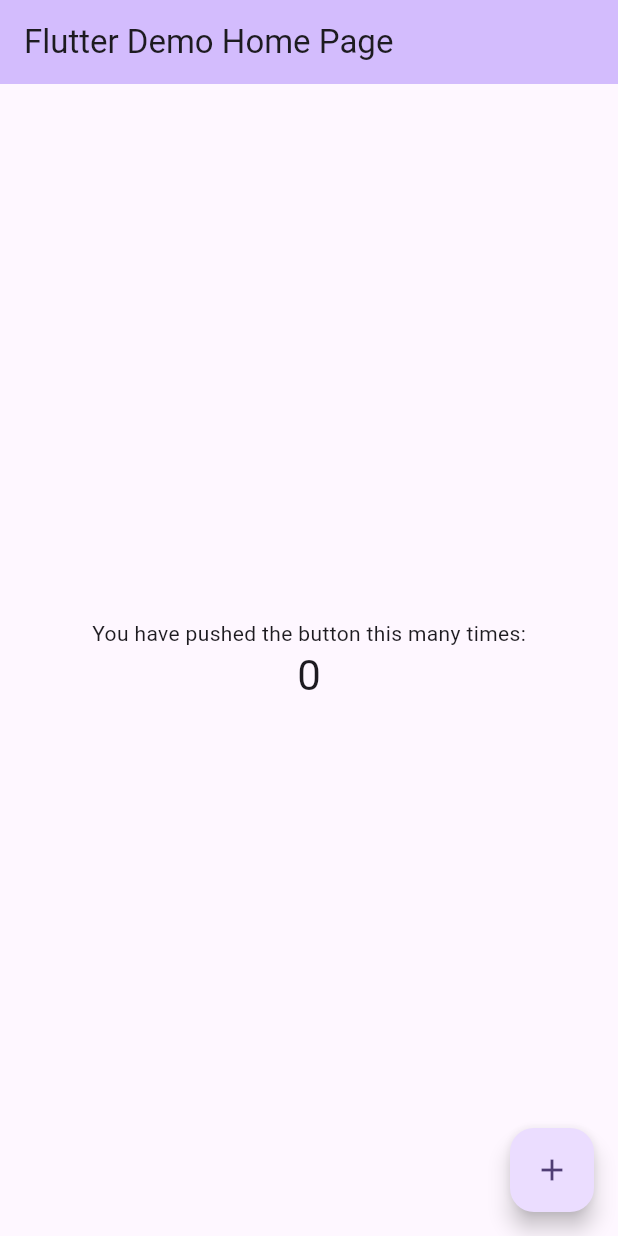
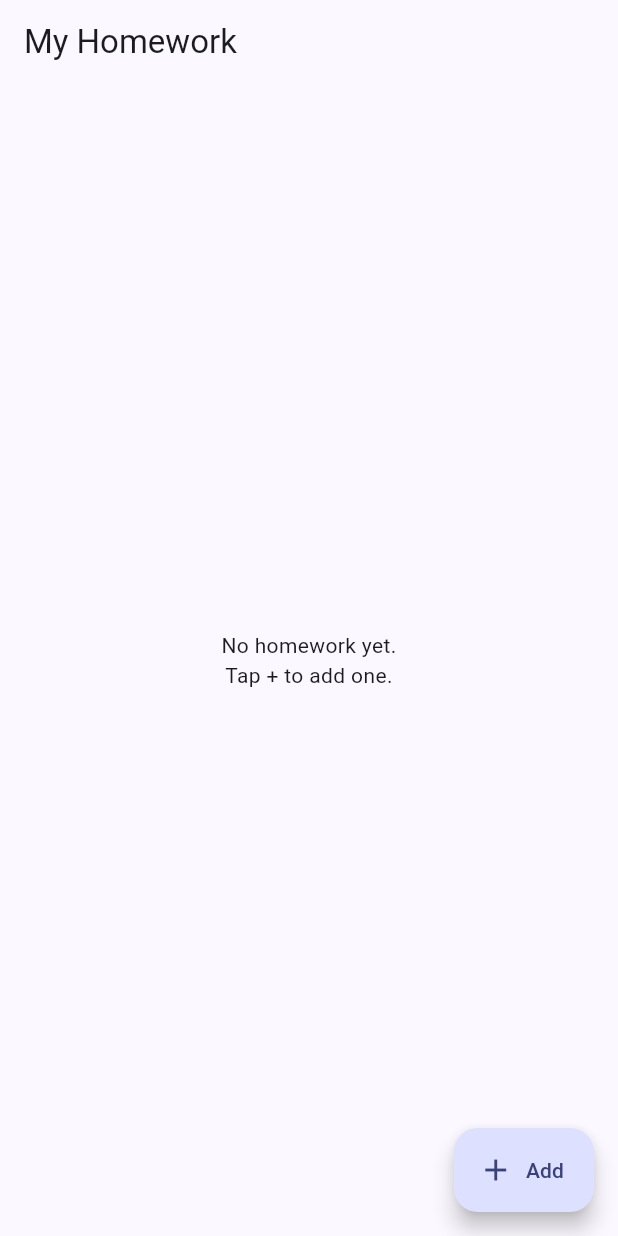
Before and after one commit to miqo12332/Midterm, a Flutter app: the screen it shows after launch, on a phone screen of 412 x 824 dp. Run offline on Flutter 3.47's test engine with Material 3 defaults, Android fonts, the phone set to English and light mode, and no system bars; our stand-ins replace flutter_bloc, go_router, shared_preferences.

```diff
--- a/lib/main.dart
+++ b/lib/main.dart
@@ -1,122 +1,159 @@
 import 'package:flutter/material.dart';
+import 'package:flutter_bloc/flutter_bloc.dart';
+import 'package:go_router/go_router.dart';
+import 'package:shared_preferences/shared_preferences.dart';
+import 'dart:convert';
+import 'dart:math';
+import 'add_homework.dart';
 
 void main() {
-  runApp(const MyApp());
+  final router = GoRouter(
+    routes: [
+      GoRoute(path: '/', builder: (context, state) => const HomeworkListPage()),
+      GoRoute(path: '/add', builder: (context, state) => const AddHomeworkPage()),
+    ],
+  );
+  runApp(
+    BlocProvider(
+      create: (_) => HomeworkBloc()..add(LoadHomeworks()),
+      child: MaterialApp.router(
+        debugShowCheckedModeBanner: false,
+        title: "Homework App",
+        theme: ThemeData(useMaterial3: true, colorSchemeSeed: Colors.indigo),
+        routerConfig: router,
+      ),
+    ),
+  );
 }
 
-class MyApp extends StatelessWidget {
-  const MyApp({super.key});
+class Homework {
+  final String id;
+  final String subject;
+  final String title;
+  final DateTime dueDate;
+  final bool isDone;
 
-  // This widget is the root of your application.
+  Homework({
+    required this.id,
+    required this.subject,
+    required this.title,
+    required this.dueDate,
+    this.isDone = false,
+  });
+
+  Homework copyWith({bool? isDone}) => Homework(
+    id: id,
+    subject: subject,
+    title: title,
+    dueDate: dueDate,
+    isDone: isDone ?? this.isDone,
+  );
+
+  Map<String, dynamic> toMap() => {
+    'id': id,
+    'subject': subject,
+    'title': title,
+    'dueDate': dueDate.toIso8601String(),
+    'isDone': isDone,
+  };
+
+  factory Homework.fromMap(Map<String, dynamic> map) => Homework(
+    id: map['id'],
+    subject: map['subject'],
+    title: map['title'],
+    dueDate: DateTime.parse(map['dueDate']),
+    isDone: map['isDone'],
+  );
+}
+
+abstract class HomeworkEvent {}
+class AddHomework extends HomeworkEvent {
+  final Homework homework;
+  AddHomework(this.homework);
+}
+class ToggleHomework extends HomeworkEvent {
+  final String id;
+  ToggleHomework(this.id);
+}
+class LoadHomeworks extends HomeworkEvent {}
+
+class HomeworkBloc extends Bloc<HomeworkEvent, List<Homework>> {
+  HomeworkBloc() : super([]) {
+    on<LoadHomeworks>(_load);
+    on<AddHomework>(_add);
+    on<ToggleHomework>(_toggle);
+  }
+
+  Future<void> _load(LoadHomeworks e, Emitter<List<Homework>> emit) async {
+    final prefs = await SharedPreferences.getInstance();
+    final list = prefs.getStringList('homeworks') ?? [];
+    emit(list.map((s) => Homework.fromMap(json.decode(s))).toList());
+  }
+
+  Future<void> _save(List<Homework> list) async {
+    final prefs = await SharedPreferences.getInstance();
+    await prefs.setStringList('homeworks', list.map((h) => json.encode(h.toMap())).toList());
+  }
+
+  Future<void> _add(AddHomework e, Emitter<List<Homework>> emit) async {
+    final updated = [...state, e.homework];
+    await _save(updated);
+    emit(updated);
+  }
+
+  Future<void> _toggle(ToggleHomework e, Emitter<List<Homework>> emit) async {
+    final updated = state.map((h) => h.id == e.id ? h.copyWith(isDone: !h.isDone) : h).toList();
+    await _save(updated);
+    emit(updated);
+  }
+}
+
+class HomeworkListPage extends StatelessWidget {
+  const HomeworkListPage({super.key});
   @override
   Widget build(BuildContext context) {
-    return MaterialApp(
-      title: 'Flutter Demo',
-      theme: ThemeData(
-        // This is the theme of your application.
-        //
-        // TRY THIS: Try running your application with "flutter run". You'll see
-        // the application has a purple toolbar. Then, without quitting the app,
-        // try changing the seedColor in the colorScheme below to Colors.green
-        // and then invoke "hot reload" (save your changes or press the "hot
-        // reload" button in a Flutter-supported IDE, or press "r" if you used
-        // the command line to start the app).
-        //
-        // Notice that the counter didn't reset back to zero; the application
-        // state is not lost during the reload. To reset the state, use hot
-        // restart instead.
-        //
-        // This works for code too, not just values: Most code changes can be
-        // tested with just a hot reload.
-        colorScheme: ColorScheme.fromSeed(seedColor: Colors.deepPurple),
+    return Scaffold(
+      appBar: AppBar(title: const Text("My Homework")),
+      body: BlocBuilder<HomeworkBloc, List<Homework>>(
+        builder: (context, list) {
+          if (list.isEmpty) {
+            return const Center(
+              child: Text(
+                "No homework yet.\nTap + to add one.",
+                textAlign: TextAlign.center,
+              ),
+            );
+          }
+          return ListView.builder(
+            itemCount: list.length,
+            itemBuilder: (context, i) {
+              final hw = list[i];
+              return Card(
+                margin: const EdgeInsets.symmetric(horizontal: 10, vertical: 6),
+                child: ListTile(
+                  leading: Checkbox(
+                    value: hw.isDone,
+                    onChanged: (_) => context.read<HomeworkBloc>().add(ToggleHomework(hw.id)),
+                  ),
+                  title: Text(
+                    hw.title,
+                    style: TextStyle(decoration: hw.isDone ? TextDecoration.lineThrough : null),
+                  ),
+                  subtitle: Text("${hw.subject} — Due: ${hw.dueDate.toLocal().toString().split(' ')[0]}"),
+                  trailing: hw.isDone
+                      ? const Icon(Icons.check_circle, color: Colors.green)
+                      : const Icon(Icons.schedule, color: Colors.orange),
+                ),
+              );
+            },
+          );
+        },
       ),
-      home: const MyHomePage(title: 'Flutter Demo Home Page'),
+      floatingActionButton: FloatingActionButton.extended(
+        onPressed: () => context.push('/add'),
+        icon: const Icon(Icons.add),
+        label: const Text("Add"),
+      ),
     );
   }
 }
-
-class MyHomePage extends StatefulWidget {
-  const MyHomePage({super.key, required this.title});
-
-  // This widget is the home page of your application. It is stateful, meaning
-  // that it has a State object (defined below) that contains fields that affect
-  // how it looks.
-
-  // This class is the configuration for the state. It holds the values (in this
-  // case the title) provided by the parent (in this case the App widget) and
-  // used by the build method of the State. Fields in a Widget subclass are
-  // always marked "final".
-
-  final String title;
-
-  @override
-  State<MyHomePage> createState() => _MyHomePageState();
-}
-
-class _MyHomePageState extends State<MyHomePage> {
-  int _counter = 0;
-
-  void _incrementCounter() {
-    setState(() {
-      // This call to setState tells the Flutter framework that something has
-      // changed in this State, which causes it to rerun the build method below
-      // so that the display can reflect the updated values. If we changed
-      // _counter without calling setState(), then the build method would not be
-      // called again, and so nothing would appear to happen.
-      _counter++;
-    });
-  }
-
-  @override
-  Widget build(BuildContext context) {
-    // This method is rerun every time setState is called, for instance as done
-    // by the _incrementCounter method above.
-    //
-    // The Flutter framework has been optimized to make rerunning build methods
-    // fast, so that you can just rebuild anything that needs updating rather
-    // than having to individually change instances of widgets.
-    return Scaffold(
-      appBar: AppBar(
-        // TRY THIS: Try changing the color here to a specific color (to
-        // Colors.amber, perhaps?) and trigger a hot reload to see the AppBar
-        // change color while the other colors stay the same.
-        backgroundColor: Theme.of(context).colorScheme.inversePrimary,
-        // Here we take the value from the MyHomePage object that was created by
-        // the App.build method, and use it to set our appbar title.
-        title: Text(widget.title),
-      ),
-      body: Center(
-        // Center is a layout widget. It takes a single child and positions it
-        // in the middle of the parent.
-        child: Column(
-          // Column is also a layout widget. It takes a list of children and
-          // arranges them vertically. By default, it sizes itself to fit its
-          // children horizontally, and tries to be as tall as its parent.
-          //
-          // Column has various properties to control how it sizes itself and
-          // how it positions its children. Here we use mainAxisAlignment to
-          // center the children vertically; the main axis here is the vertical
-          // axis because Columns are vertical (the cross axis would be
-          // horizontal).
-          //
-          // TRY THIS: Invoke "debug painting" (choose the "Toggle Debug Paint"
-          // action in the IDE, or press "p" in the console), to see the
-          // wireframe for each widget.
-          mainAxisAlignment: MainAxisAlignment.center,
-          children: <Widget>[
-            const Text('You have pushed the button this many times:'),
-            Text(
-              '$_counter',
-              style: Theme.of(context).textTheme.headlineMedium,
-            ),
-          ],
-        ),
-      ),
-      floatingActionButton: FloatingActionButton(
-        onPressed: _incrementCounter,
-        tooltip: 'Increment',
-        child: const Icon(Icons.add),
-      ), // This trailing comma makes auto-formatting nicer for build methods.
-    );
-  }
-}
--- a/pubspec.yaml
+++ b/pubspec.yaml
@@ -37,6 +37,7 @@ dependencies:
   flutter_bloc: ^9.1.1
   provider: ^6.1.5+1
   go_router: ^16.2.4
+  shared_preferences: ^2.3.2
 
 dev_dependencies:
   flutter_test:
```
Also changed, not shown: lib/add_homework.dart (added, +91 -0 lines), pubspec.lock, 1 other file.
